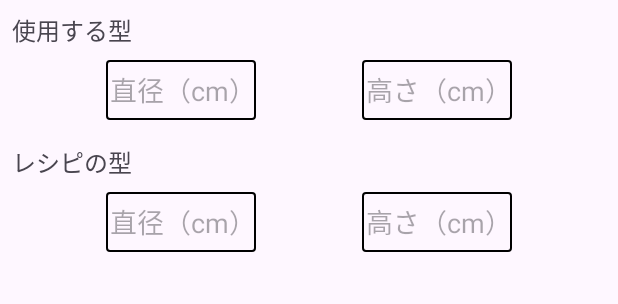
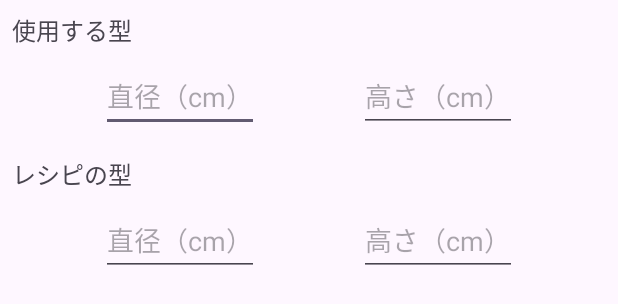
Before and after one commit to Aigiku/OrcaApplication, an Android app: the layout circle_radiobtn_layout.xml on its own in the app's theme, with its tools: preview values and no code run, on a phone screen of 412 x 824 dp. Shown: the top 304 px of the screen. Run offline under Robolectric (Android 15) with nearby library versions, the light colour scheme and no system bars.

Commit message:
vcs.xml add

```diff
--- a/app/src/main/res/drawable/edit_field_design.xml
+++ b/app/src/main/res/drawable/edit_field_design.xml
@@ -10,8 +10,8 @@
         android:left="3dp"/>
 
     <size
-        android:width="70dp"
-        android:height="40dp"/>
+        android:width="75dp"
+        android:height="45dp"/>
 
     <stroke
         android:width="1dp"
--- a/app/src/main/res/layout/circle_radiobtn_layout.xml
+++ b/app/src/main/res/layout/circle_radiobtn_layout.xml
@@ -24,9 +24,8 @@
         android:layout_width="wrap_content"
         android:layout_height="wrap_content"
         android:layout_marginTop="8dp"
-        android:background="@drawable/edit_field_design"
+        style="@style/MyEditTextStyle"
         android:hint="@string/mold_diameter"
-        android:inputType="number"
         app:layout_constraintEnd_toStartOf="@+id/circle_my_mold_height"
         app:layout_constraintHorizontal_bias="0.5"
         app:layout_constraintStart_toStartOf="parent"
@@ -37,9 +36,8 @@
         android:layout_width="wrap_content"
         android:layout_height="wrap_content"
         android:layout_marginTop="8dp"
-        android:background="@drawable/edit_field_design"
+        style="@style/MyEditTextStyle"
         android:hint="@string/mold_height"
-        android:inputType="number"
         app:layout_constraintEnd_toEndOf="parent"
         app:layout_constraintHorizontal_bias="0.5"
         app:layout_constraintStart_toEndOf="@+id/circle_my_mold_diameter"
@@ -62,9 +60,8 @@
         android:layout_width="wrap_content"
         android:layout_height="wrap_content"
         android:layout_marginTop="8dp"
-        android:background="@drawable/edit_field_design"
         android:hint="@string/mold_height"
-        android:inputType="number"
+        style="@style/MyEditTextStyle"
         app:layout_constraintEnd_toEndOf="parent"
         app:layout_constraintHorizontal_bias="0.5"
         app:layout_constraintStart_toEndOf="@+id/ircle_recipe_mold_mold_diameter"
@@ -75,9 +72,8 @@
         android:layout_width="wrap_content"
         android:layout_height="wrap_content"
         android:layout_marginTop="8dp"
-        android:background="@drawable/edit_field_design"
+        style="@style/MyEditTextStyle"
         android:hint="@string/mold_diameter"
-        android:inputType="number"
         app:layout_constraintEnd_toStartOf="@+id/circle_recipe_mold_height"
         app:layout_constraintHorizontal_bias="0.5"
         app:layout_constraintStart_toStartOf="parent"
--- a/app/src/main/res/layout/magnification_radiobtn_layout.xml
+++ b/app/src/main/res/layout/magnification_radiobtn_layout.xml
@@ -26,6 +26,7 @@
         android:background="@drawable/edit_field_design"
         android:ems="5"
         android:inputType="numberDecimal"
+        android:hint="@string/magnification_ed_hint"
         app:layout_constraintEnd_toEndOf="parent"
         app:layout_constraintHorizontal_bias="0.5"
         app:layout_constraintStart_toStartOf="parent"
@@ -36,7 +37,7 @@
         android:layout_height="wrap_content"
         android:layout_marginStart="8dp"
         android:layout_marginTop="16dp"
-        android:text="倍"
+        android:text="@string/multiple_text"
         android:textSize="16sp"
         app:layout_constraintBottom_toBottomOf="parent"
         app:layout_constraintStart_toEndOf="@+id/ed_magnification"
--- a/app/src/main/res/values/dimen.xml
+++ b/app/src/main/res/values/dimen.xml
@@ -3,4 +3,5 @@
 
 <!--    ラジオボタンで切り替わるページ内のタイトル文字の大きさ-->
     <dimen name="mold_title_size">16sp</dimen>
+    <dimen name="list_text_size">16sp</dimen>
 </resources>
--- a/app/src/main/res/values/strings.xml
+++ b/app/src/main/res/values/strings.xml
@@ -13,6 +13,7 @@
     <string name="mold_vertical">縦幅（cm）</string>
     <string name="mold_diameter">直径（cm）</string>
     <string name="magnification">倍率を入力してください（範囲: 0.25~5）</string>
-
-
+    <string name="magnification_ed_hint">倍率を入力</string>
+    <string name="multiple_text">倍</string>
+    <string name="list_unit">g</string>
 </resources>
--- a/app/src/main/res/values/themes.xml
+++ b/app/src/main/res/values/themes.xml
@@ -7,4 +7,6 @@
     <style name="Theme.OrcaApplication" parent="Base.Theme.OrcaApplication" />
     <style name="SplashTheme" parent="Theme.AppCompat.NoActionBar"/>
 
+
+
 </resources>
```
Also changed, not shown: app/src/main/java/com/example/orcaapplication/MainActivity.kt (+6 -1 lines), app/src/main/res/layout/activity_main.xml (+10 -0 lines), app/src/main/res/layout/square_radiobtn_layout.xml (+10 -12 lines).
